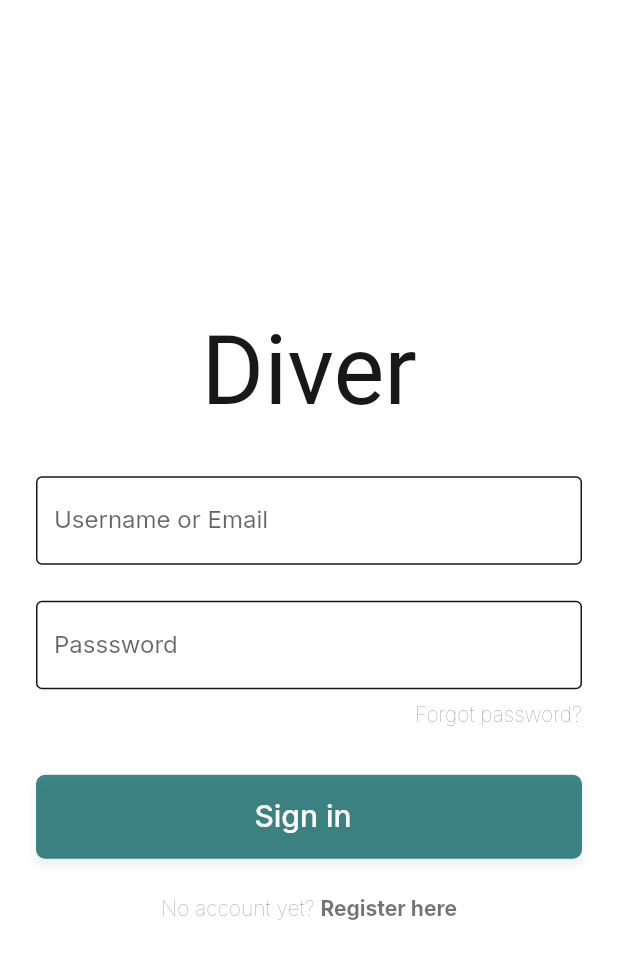
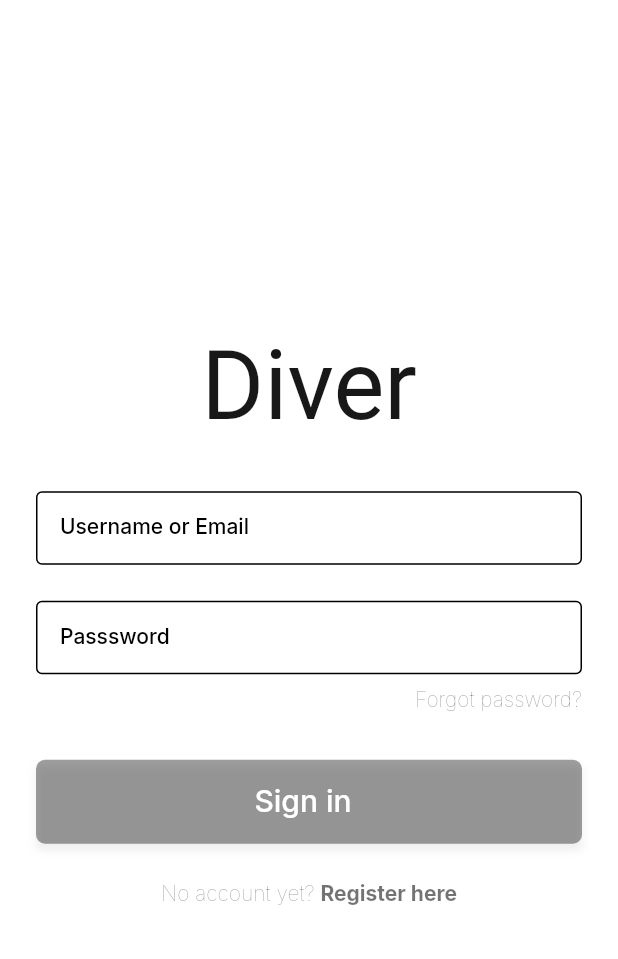
Before and after one commit to diver-company/diver, a Flutter app: the SignIn screen opened by its route, on a phone screen of 412 x 824 dp. Shown: the top 959 px of the screen. Run offline on Flutter 3.47's test engine with Material 2 defaults, Android fonts, the phone set to English and light mode, and no system bars; drawn by our look-alikes of reactive_forms; our stand-ins replace google_fonts, shared_preferences; accounts and stored records are empty.

Commit message:
DIV-10 wip

```diff
--- a/diver-app/lib/main.dart
+++ b/diver-app/lib/main.dart
@@ -1,6 +1,8 @@
 import 'package:diver/constants.dart';
+import 'package:diver/screens/app/app.dart';
 import 'package:diver/screens/auth/register.dart';
 import 'package:diver/screens/auth/sign_in.dart';
+import 'package:diver/screens/new_post/new_post.dart';
 import 'package:diver/screens/welcome.dart';
 import 'package:diver/theme.dart';
 import 'package:flutter/material.dart';
@@ -9,17 +11,17 @@ import 'package:flutter_localizations/flutter_localizations.dart';
 import 'package:shared_preferences/shared_preferences.dart';
 
 void main() {
-  runApp(const App());
+  runApp(const Diver());
 }
 
-class App extends StatefulWidget {
-  const App({super.key});
+class Diver extends StatefulWidget {
+  const Diver({super.key});
 
   @override
-  State<App> createState() => _AppState();
+  State<Diver> createState() => _DiverState();
 }
 
-class _AppState extends State<App> {
+class _DiverState extends State<Diver> {
   bool _isNew = true;
 
   @override
@@ -58,7 +60,9 @@ class _AppState extends State<App> {
       routes: {
         '/': (context) => const Welcome(),
         '/sign-in': (context) => const SignIn(),
-        '/register': (context) => const Register()
+        '/register': (context) => const Register(),
+        '/feed': (context) => const App(),
+        '/feed/new-post': (context) => const NewPost()
       },
     );
   }
--- a/diver-app/lib/screens/auth/sign_in.dart
+++ b/diver-app/lib/screens/auth/sign_in.dart
@@ -5,6 +5,7 @@ import 'package:diver/widgets/text_fields/text_field.dart';
 import 'package:flutter/material.dart';
 import 'package:google_fonts/google_fonts.dart';
 import 'package:diver/generated/l10n.dart';
+import 'package:reactive_forms/reactive_forms.dart';
 
 class SignIn extends StatefulWidget {
   const SignIn({super.key});
@@ -14,8 +15,10 @@ class SignIn extends StatefulWidget {
 }
 
 class _SignInState extends State<SignIn> {
-  final TextEditingController _usernameController = TextEditingController();
-  final TextEditingController _passwordController = TextEditingController();
+  final FormGroup _formGroup = fb.group({
+    'emailOrUsername': ['', Validators.required],
+    'password': ['', Validators.required]
+  });
 
   @override
   Widget build(BuildContext context) {
@@ -33,19 +36,29 @@ class _SignInState extends State<SignIn> {
                         Theme.of(context).textTheme.displayMedium?.fontSize),
               ),
               const SizedBox(height: 32),
-              Form(
+              ReactiveForm(
+                formGroup: _formGroup,
                 child: Column(
                   children: [
-                    CustomTextField(
-                      hintText: S.of(context).signInUsernameOrEmail,
+                    ReactiveTextField(
+                      formControlName: 'emailOrUsername',
+                      keyboardType: TextInputType.emailAddress,
+                      decoration: InputDecoration(
+                        border: OutlineInputBorder(
+                            borderSide: themeBasedBorderSide(context)),
+                        labelText: S.of(context).signInUsernameOrEmail,
+                      ),
                       obscureText: false,
-                      controller: _usernameController,
                     ),
                     const SizedBox(height: 24),
-                    CustomTextField(
-                      hintText: S.of(context).signInPassword,
+                    ReactiveTextField(
+                      formControlName: "password",
+                      decoration: InputDecoration(
+                        labelText: S.of(context).signInPassword,
+                        border: OutlineInputBorder(
+                            borderSide: themeBasedBorderSide(context)),
+                      ),
                       obscureText: true,
-                      controller: _passwordController,
                     ),
                     const SizedBox(height: 8),
                     Row(
@@ -66,7 +79,9 @@ class _SignInState extends State<SignIn> {
                     const SizedBox(height: 32),
                     PrimaryButton(
                       text: S.of(context).btn_signIn,
-                      onTap: () {},
+                      onTap: () {
+                        Navigator.of(context).pushReplacementNamed('/feed');
+                      },
                     ),
                     const SizedBox(height: 24),
                     GestureDetector(
--- a/diver-app/lib/screens/welcome.dart
+++ b/diver-app/lib/screens/welcome.dart
@@ -21,7 +21,7 @@ class _WelcomeState extends State<Welcome> {
     await prefs.setBool(kHasSeenWelcomeScreen, true);
 
     if (context.mounted) {
-      Navigator.pushNamed(context, '/sign-in');
+      Navigator.pushReplacementNamed(context, '/sign-in');
     }
   }
 
--- a/diver-app/lib/theme.dart
+++ b/diver-app/lib/theme.dart
@@ -7,6 +7,7 @@ ThemeData customThemeData(BuildContext context, {required bool isDark}) {
   final scaffoldColor = isDark ? kContentColorLightTheme : Colors.white;
 
   return ThemeData(
+    useMaterial3: true,
     brightness: isDark ? Brightness.dark : Brightness.light,
     primaryColor: kPrimaryColor,
     scaffoldBackgroundColor: scaffoldColor,
--- a/diver-app/lib/widgets/buttons/primary_button.dart
+++ b/diver-app/lib/widgets/buttons/primary_button.dart
@@ -1,9 +1,13 @@
 import 'package:flutter/material.dart';
 import 'package:google_fonts/google_fonts.dart';
+import 'package:reactive_forms/reactive_forms.dart';
 
 class PrimaryButton extends StatefulWidget {
-  PrimaryButton(
-      {super.key, required this.text, this.icon, required this.onTap});
+  const PrimaryButton(
+      {super.key,
+      required this.text,
+      this.icon,
+      required this.onTap});
 
   final String text;
   final IconData? icon;
@@ -16,14 +20,27 @@ class PrimaryButton extends StatefulWidget {
 class _PrimaryButtonState extends State<PrimaryButton> {
   @override
   Widget build(BuildContext context) {
+    final form = ReactiveForm.of(context);
+
     return Material(
-      color: const Color(0xFF3E8989),
+      color: form != null && form.invalid == true
+          ? Colors.grey
+          : Theme.of(context).colorScheme.primary,
       borderRadius: BorderRadius.circular(6.0),
-      child: InkWell(
+      child: form != null && form.invalid == true
+          ? AbsorbPointer(
+              child: _buttonState(),
+            )
+          : InkWell(
               onTap: widget.onTap,
               borderRadius: BorderRadius.circular(6.0),
-        child: GestureDetector(
-          child: Container(
+              child: GestureDetector(child: _buttonState()),
+            ),
+    );
+  }
+
+  Widget _buttonState() {
+    return Container(
       width: double.infinity,
       height: 56.0,
       decoration: const BoxDecoration(
@@ -53,9 +70,6 @@ class _PrimaryButtonState extends State<PrimaryButton> {
             )
         ],
       ),
-          ),
-        ),
-      ),
     );
   }
 }
--- a/diver-app/lib/widgets/text_fields/text_field.dart
+++ b/diver-app/lib/widgets/text_fields/text_field.dart
@@ -1,5 +1,11 @@
 import 'package:diver/constants.dart';
 import 'package:flutter/material.dart';
+
+BorderSide themeBasedBorderSide(BuildContext context) {
+  return BorderSide(
+    color: Theme.of(context).brightness == Brightness.light ? kContentColorLightTheme : kContentColorDarkTheme,
+  );
+}
 
 class CustomTextField extends StatefulWidget {
   const CustomTextField(
--- a/diver-app/pubspec.yaml
+++ b/diver-app/pubspec.yaml
@@ -39,6 +39,7 @@ dependencies:
   google_fonts: ^6.1.0
   animations: ^2.0.8
   shared_preferences: ^2.2.2
+  reactive_forms: ^16.1.1
 
 dev_dependencies:
   flutter_test:
```
Also changed, not shown: diver-app/lib/screens/app/app.dart (added, +120 -0 lines), diver-app/lib/screens/chat/chat.dart (added, +17 -0 lines), diver-app/lib/screens/feed/feed.dart (added, +35 -0 lines), diver-app/lib/screens/new_post/new_post.dart (added, +23 -0 lines), diver-app/pubspec.lock. Lines whose indentation alone changed are shown as unchanged.
